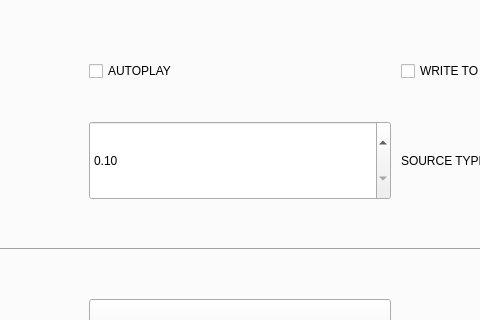
This is computer_vision_app/cpp_main.ui in bogdandrienko/cpp-app as Qt 5 draws it before an edit; both pictures show x 244 to 724 and y 121 to 441 of the 1280 by 720 pixel window. The edited form follows.
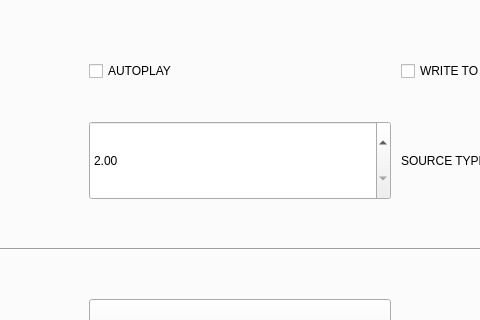
This is the edited form. The open tabs and pages were chosen to show the change.

The edit to the form file:
```diff
--- a/computer_vision_app/cpp_main.ui
+++ b/computer_vision_app/cpp_main.ui
@@ -6860,13 +6860,13 @@
                </size>
               </property>
               <property name="minimum">
-               <double>0.100000000000000</double>
+               <double>2.000000000000000</double>
               </property>
               <property name="maximum">
                <double>100.000000000000000</double>
               </property>
               <property name="value">
-               <double>0.100000000000000</double>
+               <double>2.000000000000000</double>
               </property>
              </widget>
             </item>
```
